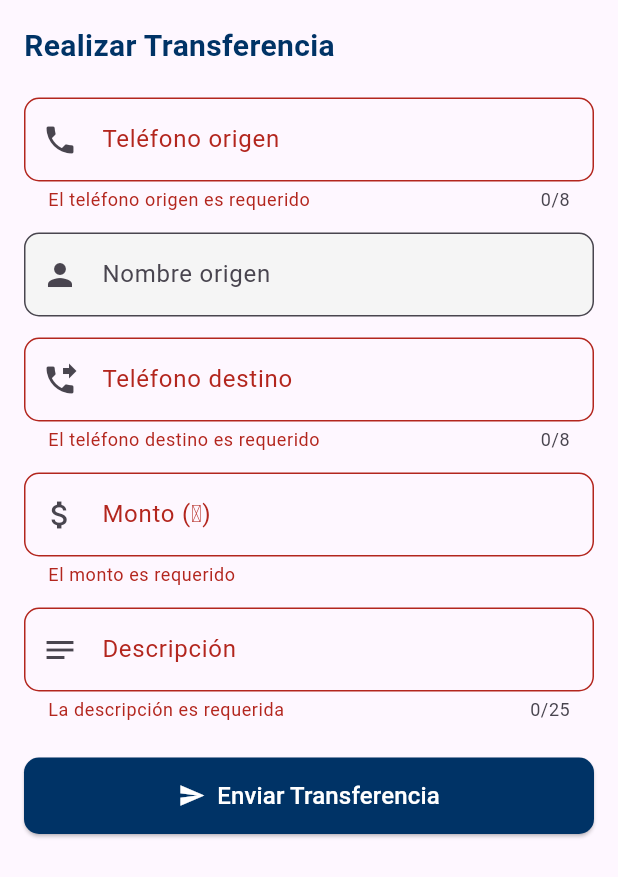
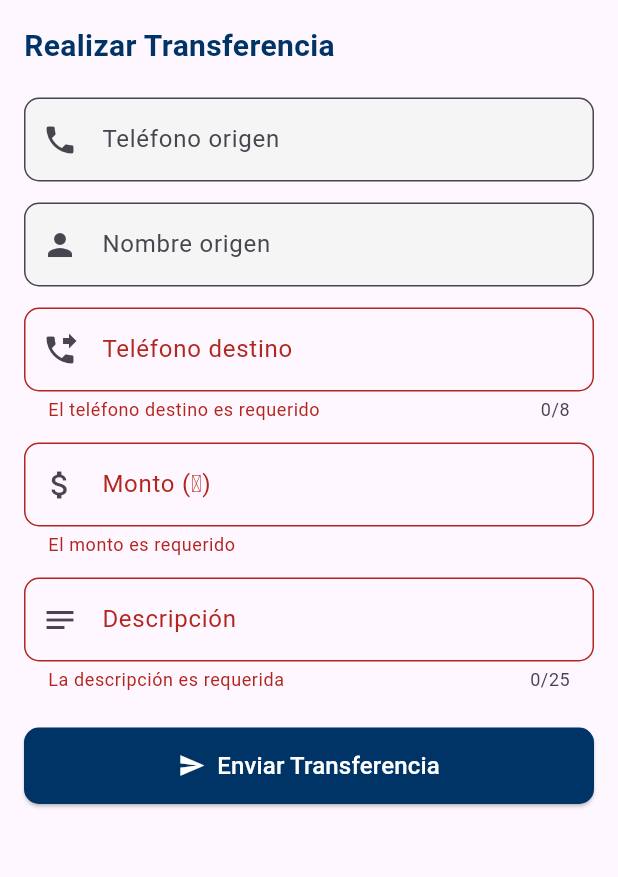
Before and after one commit to DencelRS04/Pagos_Moviles_App, a Flutter app: the TransferPage widget shown alone on an empty page, opened directly, after a tap on "Enviar Transferencia", on a phone screen of 412 x 824 dp. Shown: the top 877 px of the screen. Run offline on Flutter 3.47's test engine with Material 3 defaults, Android fonts, the phone set to English and light mode, and no system bars; our stand-ins replace flutter_secure_storage; accounts and stored records are empty.

Commit message:
Implementación de teléfono origen precargado desde login

```diff
--- a/lib/features/transfer/presentation/pages/transfer_page.dart
+++ b/lib/features/transfer/presentation/pages/transfer_page.dart
@@ -51,8 +51,11 @@ class _TransferPageState extends State<TransferPage> {
   Future<void> _cargarDatosSesion() async {
     try {
       final nombreGuardado = await _storage.read(key: 'nombre_completo');
+      final telefonoGuardado = await _storage.read(key: 'telefono');
+
       setState(() {
         _nombreOrigen = nombreGuardado ?? '';
+        _telefonoOrigenCtrl.text = telefonoGuardado ?? '';
         _cargandoSesion = false;
       });
     } catch (e) {
@@ -143,28 +146,19 @@ class _TransferPageState extends State<TransferPage> {
             ),
             const SizedBox(height: 20),
 
-            // Teléfono origen (ahora editable)
+            // Teléfono origen (solo lectura)
             TextFormField(
               controller: _telefonoOrigenCtrl,
-              keyboardType: TextInputType.phone,
-              maxLength: 8,
+              readOnly: true,
               decoration: InputDecoration(
                 labelText: 'Teléfono origen',
                 prefixIcon: const Icon(Icons.phone),
+                filled: true,
+                fillColor: Colors.grey.shade100,
                 border: OutlineInputBorder(
                   borderRadius: BorderRadius.circular(10),
                 ),
               ),
-              validator: (val) {
-                if (val == null || val.trim().isEmpty) {
-                  return 'El teléfono origen es requerido';
-                }
-                final regex = RegExp(r'^(?:2|4|5|6|7|8)\d{7}$');
-                if (!regex.hasMatch(val.trim())) {
-                  return 'Teléfono inválido (8 dígitos, inicia en 2,4,5,6,7 u 8)';
-                }
-                return null;
-              },
             ),
             const SizedBox(height: 14),
 
```
Also changed, not shown: lib/services/auth_service.dart (+28 -16 lines).
